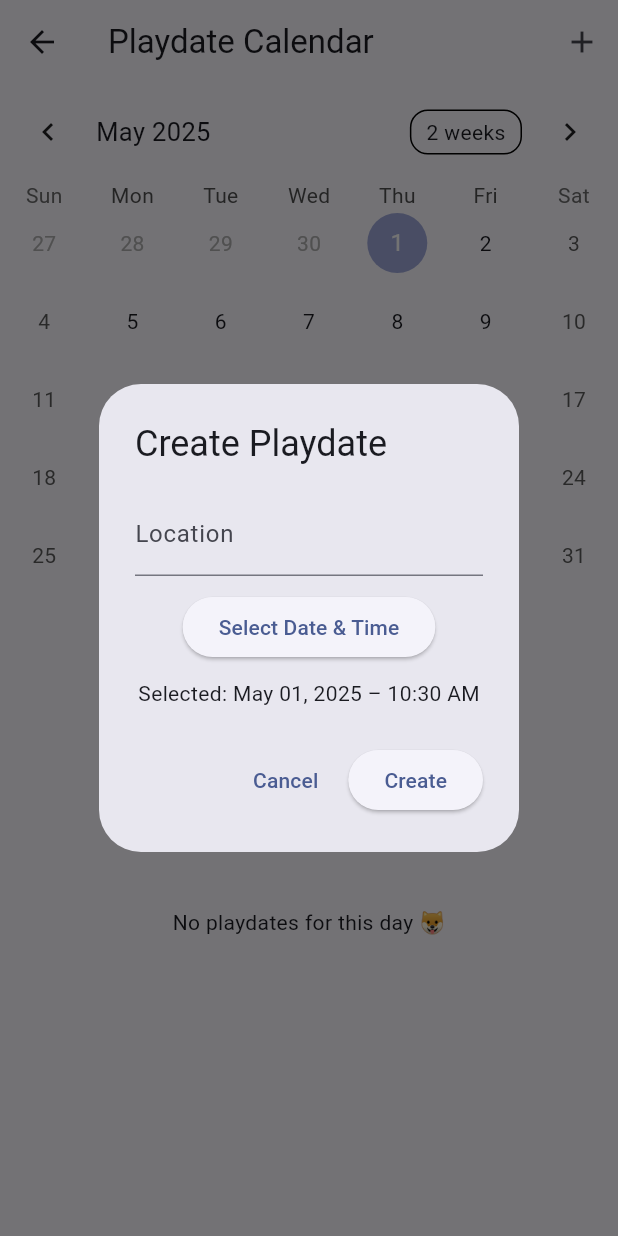
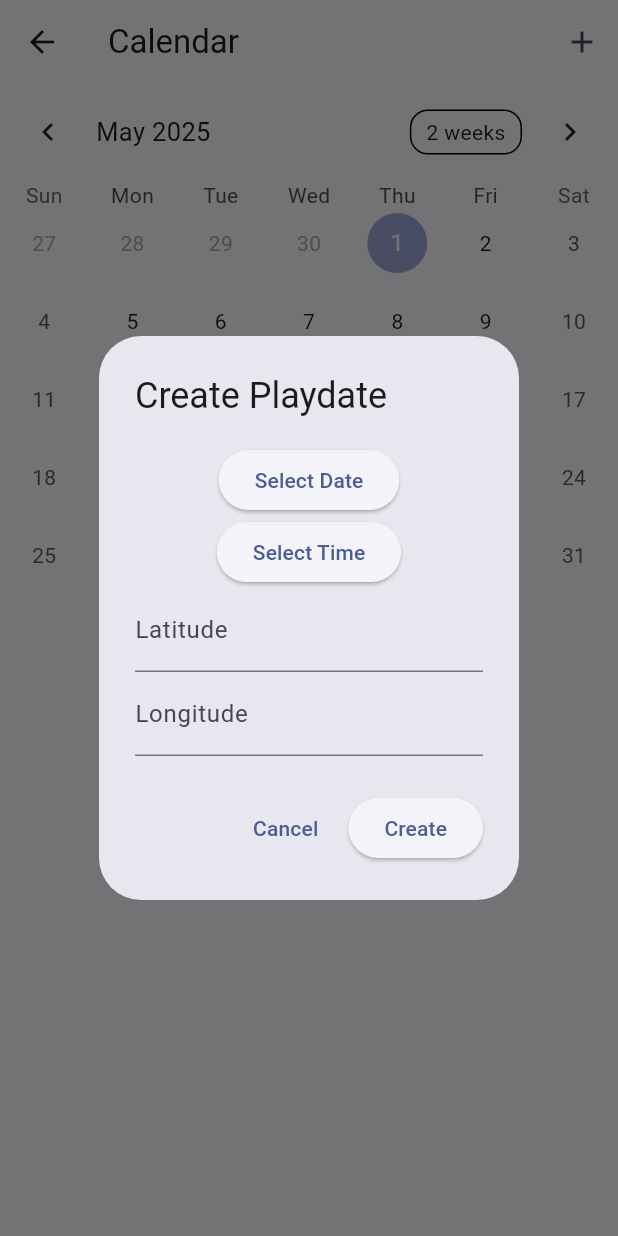
Before and after one commit to dinastyk/playpaws, a Flutter app: the CalendarScreen screen opened directly, after a tap on the "add" icon, on a phone screen of 412 x 824 dp. Run offline on Flutter 3.47's test engine with Material 3 defaults, Android fonts, the phone set to English and light mode, and no system bars; drawn by our look-alikes of table_calendar; our stand-ins replace carousel_slider, cloud_firestore, confetti, faker, firebase_auth, firebase_core and 4 more; accounts and stored records are empty.

Commit message:
adding schema to calendar

```diff
--- a/flutterDemo/lib/screens/calendar_screen.dart
+++ b/flutterDemo/lib/screens/calendar_screen.dart
@@ -4,108 +4,116 @@ import 'package:intl/intl.dart';
 import 'package:table_calendar/table_calendar.dart';
 
 class CalendarScreen extends StatefulWidget {
-  const CalendarScreen({Key? key}) : super(key: key);
+  const CalendarScreen({super.key});
 
   @override
-  _CalendarScreenState createState() => _CalendarScreenState();
+  State<CalendarScreen> createState() => _CalendarScreenState();
 }
 
 class _CalendarScreenState extends State<CalendarScreen> {
   CalendarFormat _calendarFormat = CalendarFormat.month;
   DateTime _focusedDay = DateTime.now();
   DateTime? _selectedDay;
-  Map<DateTime, List<String>> _playdates = {}; // Date -> List of Events
+  Map<DateTime, List<Map<String, dynamic>>> _events = {};
 
   @override
   void initState() {
     super.initState();
-    _loadPlaydates();
+    _fetchPlaydates();
   }
 
-  Future<void> _loadPlaydates() async {
-    QuerySnapshot snapshot =
-        await FirebaseFirestore.instance.collection('playdates').get();
+  Future<void> _fetchPlaydates() async {
+    final snapshot = await FirebaseFirestore.instance.collection('playdates').get();
 
-    Map<DateTime, List<String>> playdateMap = {};
+    Map<DateTime, List<Map<String, dynamic>>> events = {};
 
     for (var doc in snapshot.docs) {
-      DateTime dateTime = (doc['date'] as Timestamp).toDate();
-      String location = doc['location'] ?? 'Unknown Location';
+      if (doc.data().containsKey('date')) {
+        final Timestamp timestamp = doc['date'];
+        final DateTime date = timestamp.toDate();
 
-      DateTime dateOnly = DateTime(dateTime.year, dateTime.month, dateTime.day);
-      String eventDetails =
-          "${DateFormat('hh:mm a').format(dateTime)} - $location";
+        final DateTime eventDay = DateTime(date.year, date.month, date.day);
 
-      if (!playdateMap.containsKey(dateOnly)) {
-        playdateMap[dateOnly] = [];
+        final String formattedTime = DateFormat('hh:mm a').format(date);
+        final GeoPoint location = doc['location'];
+        final String details = '${formattedTime} - Location: ${location.latitude}, ${location.longitude}';
+
+        if (!events.containsKey(eventDay)) {
+          events[eventDay] = [];
         }
-      playdateMap[dateOnly]!.add(eventDetails);
+        events[eventDay]!.add({
+          'time': formattedTime,
+          'location': location,
+          'details': details,
+        });
+      }
     }
 
     setState(() {
-      _playdates = playdateMap;
+      _events = events;
     });
   }
 
-  List<String> _getPlaydatesForDay(DateTime day) {
-    return _playdates[DateTime(day.year, day.month, day.day)] ?? [];
+  List<Map<String, dynamic>> _getEventsForDay(DateTime day) {
+    return _events[DateTime(day.year, day.month, day.day)] ?? [];
   }
 
   void _showCreatePlaydateDialog() {
-    TextEditingController locationController = TextEditingController();
-    DateTime selectedDateTime = DateTime.now();
+    DateTime selectedDate = DateTime.now();
+    TimeOfDay selectedTime = TimeOfDay.now();
+    TextEditingController locationLatController = TextEditingController();
+    TextEditingController locationLngController = TextEditingController();
 
     showDialog(
       context: context,
-      builder: (BuildContext context) {
-        return StatefulBuilder(
-          builder: (context, setModalState) {
+      builder: (context) {
+        return StatefulBuilder(builder: (context, setDialogState) {
           return AlertDialog(
             title: Text('Create Playdate'),
-              content: SingleChildScrollView(
-                child: Column(
+            content: Column(
               mainAxisSize: MainAxisSize.min,
               children: [
-                    TextField(
-                      controller: locationController,
-                      decoration: InputDecoration(labelText: 'Location'),
-                    ),
-                    SizedBox(height: 10),
                 ElevatedButton(
                   onPressed: () async {
-                        DateTime? pickedDate = await showDatePicker(
+                    final date = await showDatePicker(
                       context: context,
-                          initialDate: selectedDateTime,
+                      initialDate: selectedDate,
                       firstDate: DateTime.now(),
-                          lastDate: DateTime(2100),
+                      lastDate: DateTime(2030),
                     );
-                        if (pickedDate != null) {
-                          TimeOfDay? pickedTime = await showTimePicker(
-                            context: context,
-                            initialTime: TimeOfDay.now(),
-                          );
-                          if (pickedTime != null) {
-                            setModalState(() {
-                              selectedDateTime = DateTime(
-                                pickedDate.year,
-                                pickedDate.month,
-                                pickedDate.day,
-                                pickedTime.hour,
-                                pickedTime.minute,
-                              );
+                    if (date != null) {
+                      setDialogState(() {
+                        selectedDate = date;
                       });
                     }
+                  },
+                  child: Text('Select Date'),
+                ),
+                ElevatedButton(
+                  onPressed: () async {
+                    final time = await showTimePicker(
+                      context: context,
+                      initialTime: selectedTime,
+                    );
+                    if (time != null) {
+                      setDialogState(() {
+                        selectedTime = time;
+                      });
                     }
                   },
-                      child: Text('Select Date & Time'),
+                  child: Text('Select Time'),
                 ),
-                    SizedBox(height: 10),
-                    Text(
-                      "Selected: ${DateFormat('MMMM dd, yyyy – hh:mm a').format(selectedDateTime)}",
-                      style: TextStyle(fontSize: 14),
+                TextField(
+                  controller: locationLatController,
+                  decoration: InputDecoration(labelText: 'Latitude'),
+                  keyboardType: TextInputType.number,
+                ),
+                TextField(
+                  controller: locationLngController,
+                  decoration: InputDecoration(labelText: 'Longitude'),
+                  keyboardType: TextInputType.number,
                 ),
               ],
-                ),
             ),
             actions: [
               TextButton(
@@ -114,32 +122,45 @@ class _CalendarScreenState extends State<CalendarScreen> {
               ),
               ElevatedButton(
                 onPressed: () async {
-                    String location = locationController.text.trim();
-                    if (location.isNotEmpty) {
+                  final double? lat = double.tryParse(locationLatController.text);
+                  final double? lng = double.tryParse(locationLngController.text);
+
+                  if (lat != null && lng != null) {
+                    final DateTime finalDateTime = DateTime(
+                      selectedDate.year,
+                      selectedDate.month,
+                      selectedDate.day,
+                      selectedTime.hour,
+                      selectedTime.minute,
+                    );
+
                     await FirebaseFirestore.instance.collection('playdates').add({
-                        'date': Timestamp.fromDate(selectedDateTime),
-                        'location': location,
+                      'date': Timestamp.fromDate(finalDateTime),
+                      'location': GeoPoint(lat, lng),
+                      'status': 'Confirmed',
+                      // Add 'dogIDs' and 'confirmedDogOwners' as needed
                     });
-                      await _loadPlaydates();
+
                     Navigator.pop(context);
+                    _fetchPlaydates();
                   }
                 },
                 child: Text('Create'),
               ),
             ],
           );
-          },
-        );
+        });
       },
     );
   }
 
   @override
   Widget build(BuildContext context) {
-    DateTime today = DateTime.now();
+    final eventsToday = _selectedDay != null ? _getEventsForDay(_selectedDay!) : [];
+
     return Scaffold(
       appBar: AppBar(
-        title: Text('Playdate Calendar'),
+        title: Text('Calendar'),
         actions: [
           IconButton(
             icon: Icon(Icons.add),
@@ -151,55 +172,38 @@ class _CalendarScreenState extends State<CalendarScreen> {
         children: [
           TableCalendar(
             firstDay: DateTime.utc(2020, 1, 1),
-            lastDay: DateTime.utc(2100, 12, 31),
+            lastDay: DateTime.utc(2030, 12, 31),
             focusedDay: _focusedDay,
-            selectedDayPredicate: (day) {
-              return isSameDay(_selectedDay, day);
-            },
+            calendarFormat: _calendarFormat,
+            eventLoader: _getEventsForDay,
+            selectedDayPredicate: (day) => isSameDay(_selectedDay, day),
             onDaySelected: (selectedDay, focusedDay) {
               setState(() {
                 _selectedDay = selectedDay;
                 _focusedDay = focusedDay;
               });
             },
-            calendarFormat: _calendarFormat,
             onFormatChanged: (format) {
               setState(() {
                 _calendarFormat = format;
               });
             },
-            eventLoader: (day) => _getPlaydatesForDay(day),
           ),
-          const SizedBox(height: 10),
+          const SizedBox(height: 12),
           Expanded(
-            child: _buildEventList(),
+            child: ListView.builder(
+              itemCount: eventsToday.length,
+              itemBuilder: (context, index) {
+                final event = eventsToday[index];
+                return ListTile(
+                  leading: Icon(Icons.pets),
+                  title: Text(event['details']),
+                );
+              },
+            ),
           ),
         ],
       ),
     );
   }
-
-  Widget _buildEventList() {
-    DateTime day = _selectedDay ?? DateTime.now();
-    List<String> events = _getPlaydatesForDay(day);
-
-    if (events.isEmpty) {
-      return Center(
-        child: Text('No playdates for this day 🐶'),
-      );
 }
-
-    return ListView.builder(
-      itemCount: events.length,
-      itemBuilder: (context, index) {
-        return Card(
-          margin: EdgeInsets.symmetric(horizontal: 15, vertical: 5),
-          child: ListTile(
-            leading: Icon(Icons.pets, color: Colors.deepPurple),
-            title: Text(events[index]),
-          ),
-        );
-      },
-    );
-  }
-}
```
Lines whose indentation alone changed are shown as unchanged.
